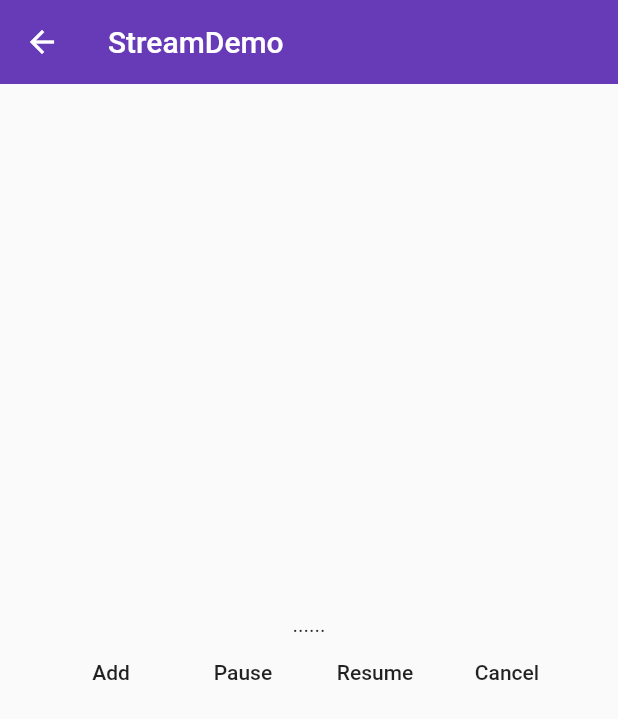
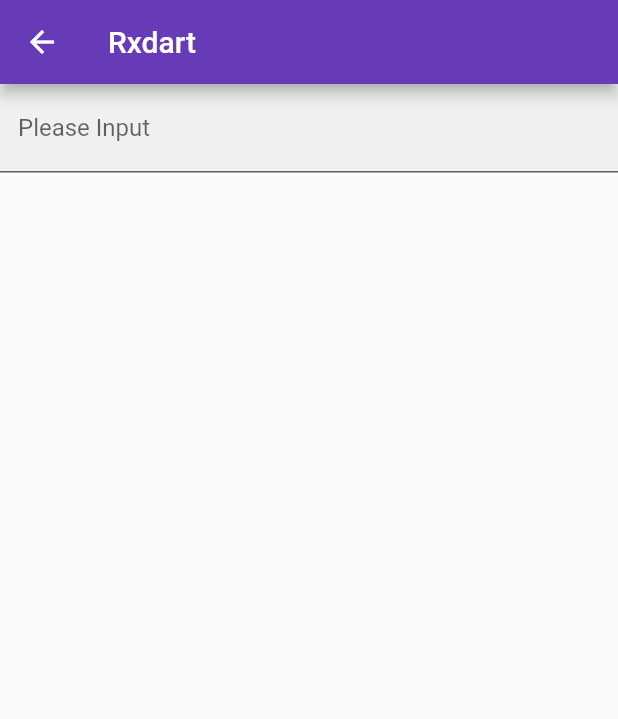
Before and after one commit to air-wind/flutter_app_study, a Flutter app: the screen it shows after launch, on a phone screen of 412 x 824 dp. Shown: the top 719 px of the screen. Run offline on Flutter 3.47's test engine with Material 2 defaults, Android fonts, the phone set to English and light mode, and no system bars; our stand-ins replace rxdart.

Commit message:
inicial commit

```diff
--- /dev/null
+++ b/lib/demo/rxdart/rxdart_demo.dart
@@ -0,0 +1,93 @@
+import 'package:flutter/material.dart';
+import 'package:rxdart/rxdart.dart';
+
+
+class RxdartDemo extends StatelessWidget {
+  @override
+  Widget build(BuildContext context) {
+    return RxdartDemoHome();
+  }
+}
+
+
+class RxdartDemoHome extends StatefulWidget {
+  @override
+  _RxdartDemoHomeState createState() => _RxdartDemoHomeState();
+}
+
+class _RxdartDemoHomeState extends State<RxdartDemoHome> {
+  PublishSubject<String> _textFiledSubject;
+
+  @override
+  void initState() {
+    // TODO: implement initState
+    super.initState();
+
+    _textFiledSubject = PublishSubject<String>();
+    _textFiledSubject
+//        .map((item) => "item: $item")
+//        .where((item) => item.length>9)
+        .debounce((_) => TimerStream(true, const Duration(milliseconds: 500)))
+        .listen((data) => print(data));
+
+//    Observable<String> _observable =
+//        Observable(Stream.fromIterable(["Hello", "Nihao"]));
+//        Observable.fromFuture(Future.value("Hello~"));
+//        Observable.fromIterable(["Hello", "Nihao"]);
+//        Observable.just("Hello~");
+//        Observable.periodic(Duration(seconds: 2), (x) => x.toString());
+//    _observable.listen(print);
+
+
+//    PublishSubject<String> _subject = PublishSubject<String>();
+////    BehaviorSubject<String> _subject = BehaviorSubject<String>();
+////    ReplaySubject<String> _subject = ReplaySubject<String>(maxSize: 2);
+//
+//    _subject.add("hello");
+//    _subject.add("hela");
+//    _subject.add("hi");
+//    _subject.listen((data) => print("Listen1 $data"));
+//
+//    _subject.listen((data) => print("Listen1 ${data.toUpperCase()}"));
+
+//    _subject.listen((data) => print("Listen1 $data"));
+//    _subject.add("hello");
+//
+//    _subject.listen((data) => print("Listen1 ${data.toUpperCase()}"));
+//    _subject.add("hela");
+
+  }
+
+  @override
+  void dispose() {
+    // TODO: implement dispose
+    super.dispose();
+    _textFiledSubject.close();
+  }
+
+  @override
+  Widget build(BuildContext context) {
+    return Scaffold(
+      appBar: AppBar(
+        title: Text("Rxdart"),
+      ),
+      body: Theme(
+          data: Theme.of(context).copyWith(
+              primaryColor: Colors.black
+          ),
+          child: TextField(
+            onChanged: (value){
+              _textFiledSubject.add(value);
+            },
+            onSubmitted: (value){
+              _textFiledSubject.add(value);
+            },
+            decoration: InputDecoration(
+                filled: true,
+                labelText: "Please Input"
+            ),
+          )
+      ),
+    );
+  }
+}
--- a/lib/main.dart
+++ b/lib/main.dart
@@ -12,6 +12,7 @@ import 'demo/material_compontent.dart';
 //import 'demo/state/state_managment_demo.dart';
 import 'demo/state/scoped_model.dart';
 import 'demo/stream/stream_demo.dart';
+import 'demo/rxdart/rxdart_demo.dart';
 
 
 void main() => runApp(App());
@@ -25,7 +26,7 @@ class App extends StatelessWidget{
       title: "Hello",
 //      home: Home(),
 //      home: NavigatorDemo(),
-      initialRoute: "/stream",
+      initialRoute: "/rxdart",
       routes: {
 //        "/": (context) => NavigatorDemo(),
         "/": (context) => Home(),
@@ -35,6 +36,7 @@ class App extends StatelessWidget{
 //        "/state_managment": (context)=>StateManagmentDemo(),
         "/state_managment": (context)=>ScropedModelDemo(),
         "/stream": (context)=>StreamDemo(),
+        "/rxdart": (context)=>RxdartDemo(),
       },
       theme: ThemeData(
         primarySwatch: Colors.deepPurple,
--- a/pubspec.yaml
+++ b/pubspec.yaml
@@ -21,6 +21,10 @@ dependencies:
     sdk: flutter
   intl: 0.16.0
   scoped_model: ^1.0.1
+  rxdart: ^0.22.4
+
+
+
 
   # The following adds the Cupertino Icons font to your application.
   # Use with the CupertinoIcons class for iOS style icons.
```
Also changed, not shown: pubspec.lock.
